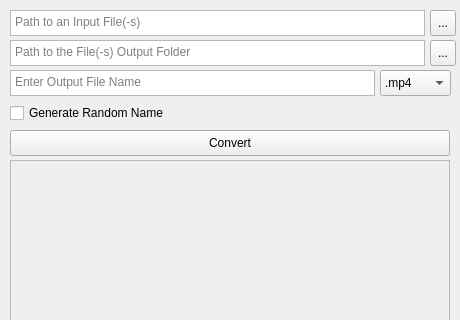
Old version of the form project/mainwindow.ui in the repository anthes1s/tengu; both pictures show x 0 to 460 and y 0 to 320 of the 460 by 460 pixel window.
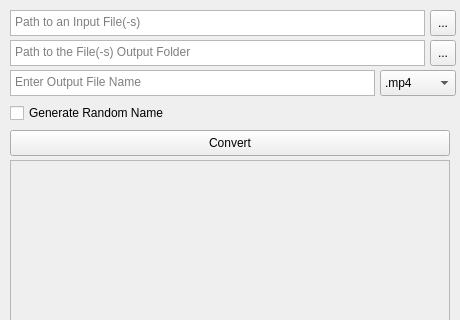
New version of the form. Icons and pictures are not drawn.

```diff
--- a/project/mainwindow.ui
+++ b/project/mainwindow.ui
@@ -76,7 +76,7 @@
      <rect>
       <x>380</x>
       <y>70</y>
-      <width>71</width>
+      <width>76</width>
       <height>26</height>
      </rect>
     </property>
```
Left out of the diff: 6 changed lines with no effect on the pictures.
